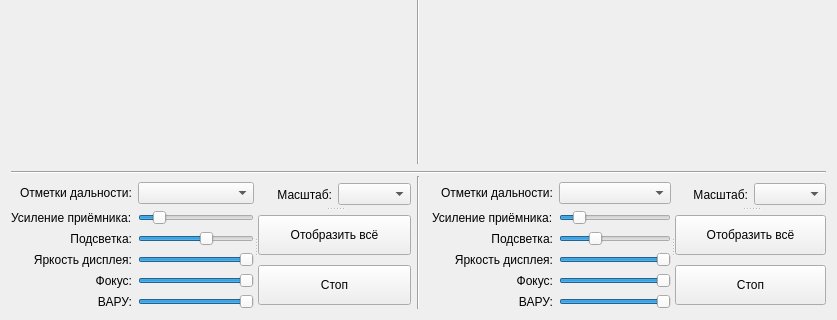
Before: the Qt Designer form indicatorprl.ui in oln0ry/IKO, drawn with Qt 5; both pictures show x 0 to 837 and y 248 to 568 of the 837 by 568 pixel window.
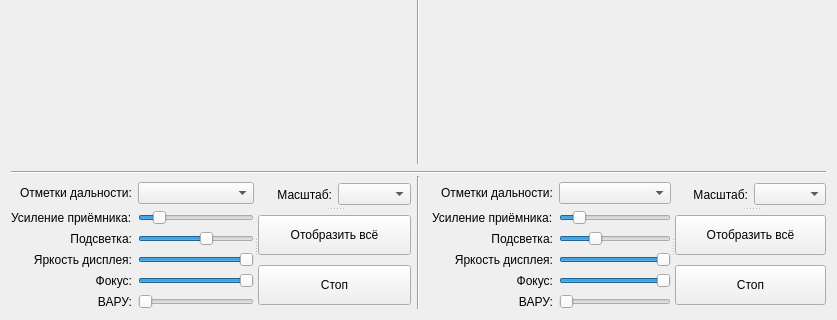
After: the same form once the commit is applied. Custom widgets are drawn as their Qt base class.

```diff
--- a/indicatorprl.ui
+++ b/indicatorprl.ui
@@ -87,7 +87,7 @@
      <property name="orientation">
       <enum>Qt::Horizontal</enum>
      </property>
-     <widget class="QWidget" name="">
+     <widget class="QWidget" name="layoutWidget">
       <layout class="QFormLayout" name="formLayout_2">
        <property name="labelAlignment">
         <set>Qt::AlignRight|Qt::AlignTrailing|Qt::AlignVCenter</set>
@@ -241,7 +241,7 @@
           <number>1</number>
          </property>
          <property name="value">
-          <number>100</number>
+          <number>0</number>
          </property>
          <property name="orientation">
           <enum>Qt::Horizontal</enum>
@@ -319,7 +319,7 @@
      <property name="orientation">
       <enum>Qt::Horizontal</enum>
      </property>
-     <widget class="QWidget" name="">
+     <widget class="QWidget" name="layoutWidget">
       <layout class="QFormLayout" name="formLayout_4">
        <property name="labelAlignment">
         <set>Qt::AlignRight|Qt::AlignTrailing|Qt::AlignVCenter</set>
@@ -473,7 +473,7 @@
           <number>1</number>
          </property>
          <property name="value">
-          <number>100</number>
+          <number>0</number>
          </property>
          <property name="orientation">
           <enum>Qt::Horizontal</enum>
```
Left out of the diff: 50 changed lines with no effect on the pictures.
